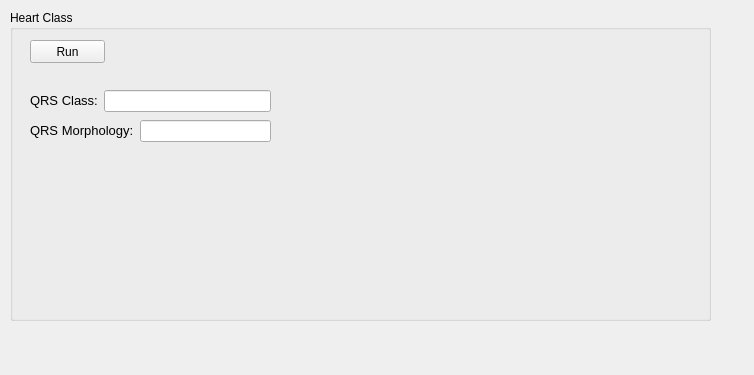
Qt form EcgApplicationCore/View/heart_class_gui.ui (KuleszIB/EcgAppCore) before a commit.
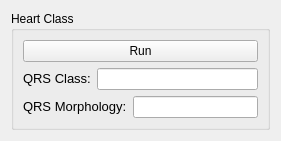
The same form after that commit.

```diff
--- a/EcgApplicationCore/View/heart_class_gui.ui
+++ b/EcgApplicationCore/View/heart_class_gui.ui
@@ -6,47 +6,30 @@
    <rect>
     <x>0</x>
     <y>0</y>
-    <width>754</width>
-    <height>375</height>
+    <width>281</width>
+    <height>132</height>
    </rect>
   </property>
   <property name="windowTitle">
    <string>Form</string>
   </property>
+  <layout class="QHBoxLayout" name="horizontalLayout_2">
+   <item>
   <widget class="QGroupBox" name="groupBox_HeartClass">
-   <property name="geometry">
-    <rect>
-     <x>10</x>
-     <y>10</y>
-     <width>701</width>
-     <height>311</height>
-    </rect>
-   </property>
    <property name="title">
     <string>Heart Class</string>
    </property>
+     <layout class="QGridLayout" name="gridLayout_2">
+      <item row="0" column="0">
+       <layout class="QGridLayout" name="gridLayout">
+        <item row="0" column="0">
    <widget class="QPushButton" name="Button_Run">
-    <property name="geometry">
-     <rect>
-      <x>20</x>
-      <y>30</y>
-      <width>75</width>
-      <height>23</height>
-     </rect>
-    </property>
     <property name="text">
      <string>Run</string>
     </property>
    </widget>
-   <widget class="QWidget" name="layoutWidget">
-    <property name="geometry">
-     <rect>
-      <x>20</x>
-      <y>80</y>
-      <width>241</width>
-      <height>22</height>
-     </rect>
-    </property>
+        </item>
+        <item row="1" column="0">
     <layout class="QHBoxLayout" name="horizontalLayout">
      <item>
       <widget class="QLabel" name="label_QRSClass">
@@ -59,16 +42,8 @@
       <widget class="QLineEdit" name="edit_QRS_CLASS_MONITOR"/>
      </item>
     </layout>
-   </widget>
-   <widget class="QWidget" name="layoutWidget">
-    <property name="geometry">
-     <rect>
-      <x>20</x>
-      <y>110</y>
-      <width>241</width>
-      <height>22</height>
-     </rect>
-    </property>
+        </item>
+        <item row="2" column="0">
     <layout class="QHBoxLayout" name="horizontalLayout_3">
      <item>
       <widget class="QLabel" name="label_QRSMORPHOLOGY">
@@ -81,8 +56,13 @@
       <widget class="QLineEdit" name="edit_QRS_MORPHOLOGY_MONITOR"/>
      </item>
     </layout>
-   </widget>
-  </widget>
+        </item>
+       </layout>
+      </item>
+     </layout>
+    </widget>
+   </item>
+  </layout>
  </widget>
  <resources/>
  <connections/>
```
Lines whose indentation alone changed are shown as unchanged.
